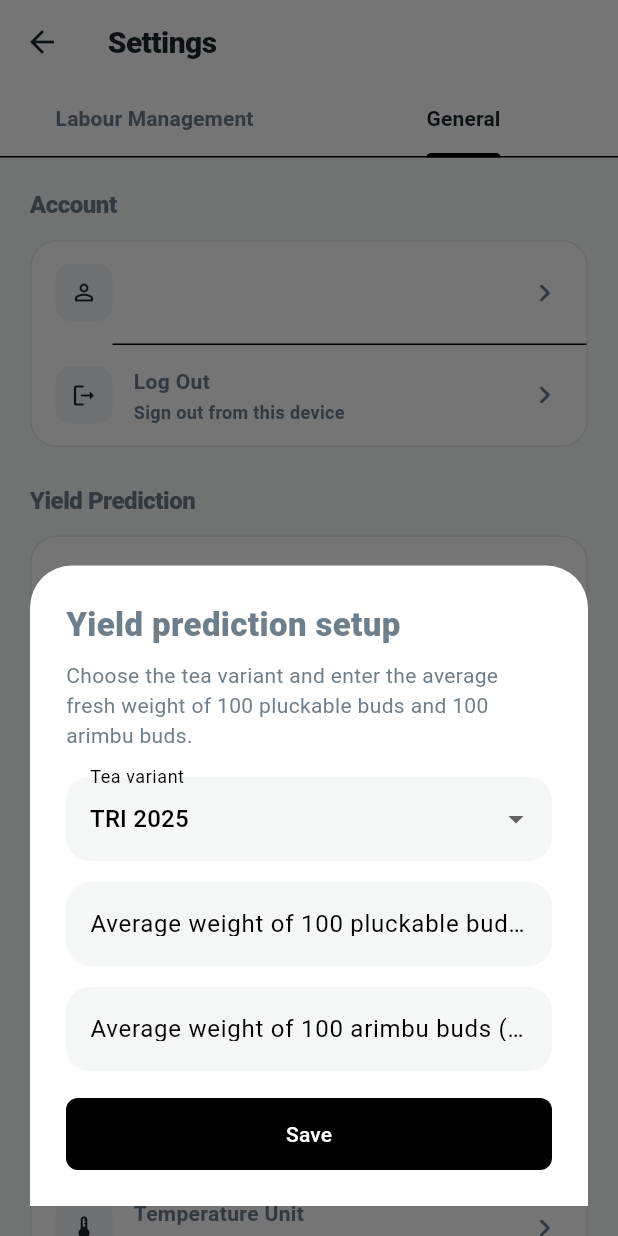
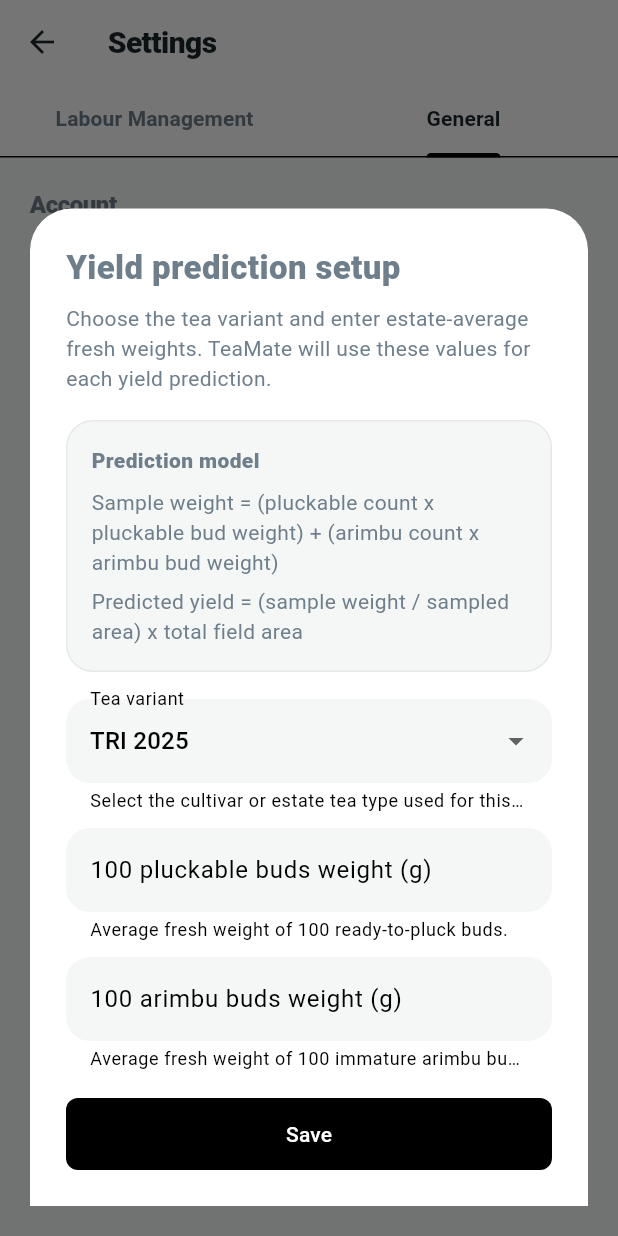
Before and after one commit to AgriVision-TeaMATE/TeaMate, a Flutter app: the SettingsScreen screen opened directly, tab 2 chosen, after a tap on "Tea variant and bud weights", on a phone screen of 412 x 824 dp. Run offline on Flutter 3.47's test engine with Material 3 defaults, Android fonts, the phone set to English and light mode, and no system bars; our stand-ins replace image_picker, permission_handler, shared_preferences; accounts and stored records are empty; network calls fail.

```diff
--- a/lib/screens/login_screen.dart
+++ b/lib/screens/login_screen.dart
@@ -3,8 +3,8 @@ import 'package:flutter/material.dart';
 import '../models/user_role.dart';
 import '../services/auth_service.dart';
 import 'factory_main_screen.dart';
-import 'forgot_password_screen.dart';
-import 'main_screen.dart';
+import 'auth/forgot_password_screen.dart';
+import 'shell/main_screen.dart';
 import 'signup_screen.dart';
 
 class LoginScreen extends StatefulWidget {
--- a/lib/screens/settings/settings_screen.dart
+++ b/lib/screens/settings/settings_screen.dart
@@ -67,7 +67,7 @@ class _SettingsScreenState extends State<SettingsScreen>
           ),
           body: TabBarView(
             controller: _tabController,
-            children: [_LabourManagementTab(), _GeneralSettingsTab()],
+            children: const [_LabourManagementTab(), _GeneralSettingsTab()],
           ),
         );
       },
@@ -76,6 +76,8 @@ class _SettingsScreenState extends State<SettingsScreen>
 }
 
 class _LabourManagementTab extends StatelessWidget {
+  const _LabourManagementTab();
+
   @override
   Widget build(BuildContext context) {
     final manager = FieldManager();
@@ -90,7 +92,6 @@ class _LabourManagementTab extends StatelessWidget {
       child: Column(
         crossAxisAlignment: CrossAxisAlignment.start,
         children: [
-          // Overview Banner
           Container(
             width: double.infinity,
             padding: const EdgeInsets.all(20),
@@ -102,9 +103,7 @@ class _LabourManagementTab extends StatelessWidget {
                 end: Alignment.bottomRight,
               ),
             ),
-            child: Column(
-              children: [
-                Row(
+            child: Row(
               children: [
                 Expanded(
                   child: _OverviewStat(
@@ -113,31 +112,18 @@ class _LabourManagementTab extends StatelessWidget {
                   ),
                 ),
                 Expanded(
-                      child: _OverviewStat(
-                        label: 'Available',
-                        value: '$available',
-                      ),
+                  child: _OverviewStat(label: 'Available', value: '$available'),
                 ),
                 Expanded(
-                      child: _OverviewStat(
-                        label: 'Assigned',
-                        value: '$assigned',
-                      ),
+                  child: _OverviewStat(label: 'Assigned', value: '$assigned'),
                 ),
                 Expanded(
-                      child: _OverviewStat(
-                        label: 'On Leave',
-                        value: '$onLeave',
-                      ),
-                    ),
-                  ],
+                  child: _OverviewStat(label: 'On Leave', value: '$onLeave'),
                 ),
               ],
             ),
           ),
           const SizedBox(height: 20),
-
-          // Add Worker Button
           SizedBox(
             width: double.infinity,
             child: ElevatedButton.icon(
@@ -155,7 +141,6 @@ class _LabourManagementTab extends StatelessWidget {
             ),
           ),
           const SizedBox(height: 24),
-
           ListenableBuilder(
             listenable: settings,
             builder: (context, _) {
@@ -234,10 +219,7 @@ class _LabourManagementTab extends StatelessWidget {
               );
             },
           ),
-
           const SizedBox(height: 24),
-
-          // Worker Roster
           Row(
             children: [
               const Text(
@@ -269,6 +251,7 @@ class _LabourManagementTab extends StatelessWidget {
                 fieldName = field.name;
               } catch (_) {}
             }
+
             return Padding(
               padding: const EdgeInsets.only(bottom: 10),
               child: WorkerAssignmentTile(
@@ -448,8 +431,6 @@ class _LabourManagementTab extends StatelessWidget {
       isScrollControlled: true,
       backgroundColor: Colors.transparent,
       builder: (context) {
-        return StatefulBuilder(
-          builder: (context, setSheetState) {
         return Padding(
           padding: EdgeInsets.only(
             bottom: MediaQuery.of(context).viewInsets.bottom,
@@ -464,41 +445,15 @@ class _LabourManagementTab extends StatelessWidget {
               mainAxisSize: MainAxisSize.min,
               crossAxisAlignment: CrossAxisAlignment.start,
               children: [
-                    Row(
-                      children: [
-                        Container(
-                          width: 48,
-                          height: 48,
-                          decoration: BoxDecoration(
-                            color: AppTheme.primaryButton.withValues(
-                              alpha: 0.08,
-                            ),
-                            borderRadius: BorderRadius.circular(14),
-                          ),
-                          child: Icon(
-                            Icons.person_add_outlined,
-                            color: AppTheme.primaryButton,
-                          ),
-                        ),
-                        const SizedBox(width: 14),
                 const Text(
                   'Add New Worker',
-                          style: TextStyle(
-                            fontSize: 22,
-                            fontWeight: FontWeight.w800,
-                            letterSpacing: -0.5,
-                          ),
-                        ),
-                      ],
+                  style: TextStyle(fontSize: 22, fontWeight: FontWeight.w800),
                 ),
                 const SizedBox(height: 24),
                 TextField(
                   controller: nameController,
-                      autofocus: true,
-                      textCapitalization: TextCapitalization.words,
                   decoration: InputDecoration(
                     labelText: 'Full Name',
-                        hintText: 'e.g. Kamal Perera',
                     filled: true,
                     fillColor: const Color(0xFFF5F7F6),
                     border: OutlineInputBorder(
@@ -514,7 +469,6 @@ class _LabourManagementTab extends StatelessWidget {
                   keyboardType: TextInputType.phone,
                   decoration: InputDecoration(
                     labelText: 'Phone Number',
-                        hintText: '+94 77 123 4567',
                     filled: true,
                     fillColor: const Color(0xFFF5F7F6),
                     border: OutlineInputBorder(
@@ -535,28 +489,12 @@ class _LabourManagementTab extends StatelessWidget {
                       FieldManager().addWorker(name: name, phone: phone);
                       Navigator.pop(context);
                     },
-                        style: ElevatedButton.styleFrom(
-                          backgroundColor: AppTheme.primaryButton,
-                          foregroundColor: Colors.white,
-                          padding: const EdgeInsets.symmetric(vertical: 16),
-                          shape: RoundedRectangleBorder(
-                            borderRadius: BorderRadius.circular(14),
-                          ),
-                        ),
-                        child: const Text(
-                          'Add Worker',
-                          style: TextStyle(
-                            fontWeight: FontWeight.w700,
-                            fontSize: 15,
-                          ),
-                        ),
+                    child: const Text('Add Worker'),
                   ),
                 ),
               ],
             ),
           ),
-            );
-          },
         );
       },
     );
@@ -611,7 +549,6 @@ class _LabourManagementTab extends StatelessWidget {
                       color: AppTheme.textPrimary,
                       fontSize: 22,
                       fontWeight: FontWeight.w800,
-                      letterSpacing: -0.5,
                     ),
                   ),
                   const SizedBox(height: 5),
@@ -650,34 +587,6 @@ class _LabourManagementTab extends StatelessWidget {
                     label: 'Joined',
                     value: _formatDate(worker.createdAt),
                   ),
-                  const SizedBox(height: 14),
-                  if (worker.status == WorkerStatus.assigned &&
-                      fieldName != null)
-                    SizedBox(
-                      width: double.infinity,
-                      child: OutlinedButton.icon(
-                        onPressed: () {
-                          manager.unassignWorker(worker.id);
-                          Navigator.pop(context);
-                        },
-                        icon: const Icon(
-                          Icons.person_remove_outlined,
-                          size: 18,
-                        ),
-                        label: const Text('Unassign from Field'),
-                        style: OutlinedButton.styleFrom(
-                          foregroundColor: const Color(0xFFD95C5C),
-                          side: const BorderSide(
-                            color: Color(0xFFD95C5C),
-                            width: 1.5,
-                          ),
-                          padding: const EdgeInsets.symmetric(vertical: 14),
-                          shape: RoundedRectangleBorder(
-                            borderRadius: BorderRadius.circular(14),
-                          ),
-                        ),
-                      ),
-                    ),
                 ],
               ),
             ),
@@ -691,12 +600,7 @@ class _LabourManagementTab extends StatelessWidget {
     final cleaned = phone.replaceAll(RegExp(r'\s+'), '');
     final uri = Uri(scheme: 'tel', path: cleaned);
     final opened = await launchUrl(uri, mode: LaunchMode.externalApplication);
-    if (opened) {
-      return;
-    }
-    if (!context.mounted) {
-      return;
-    }
+    if (opened || !context.mounted) return;
     ScaffoldMessenger.of(context).showSnackBar(
       const SnackBar(content: Text('Unable to open phone dialer.')),
     );
@@ -758,6 +662,8 @@ class _LabourManagementTab extends StatelessWidget {
 }
 
 class _GeneralSettingsTab extends StatelessWidget {
+  const _GeneralSettingsTab();
+
   static const List<String> _teaVariants = [
     'TRI 2025',
     'TRI 2026',
@@ -834,13 +740,16 @@ class _GeneralSettingsTab extends StatelessWidget {
                 bottom: MediaQuery.of(context).viewInsets.bottom + 20,
               ),
               child: Container(
+                constraints: BoxConstraints(
+                  maxHeight: MediaQuery.of(context).size.height * 0.82,
+                ),
                 padding: const EdgeInsets.all(24),
                 decoration: const BoxDecoration(
                   color: Colors.white,
                   borderRadius: BorderRadius.vertical(top: Radius.circular(28)),
                 ),
+                child: SingleChildScrollView(
                   child: Column(
-                  mainAxisSize: MainAxisSize.min,
                     crossAxisAlignment: CrossAxisAlignment.start,
                     children: [
                       const Text(
@@ -852,10 +761,48 @@ class _GeneralSettingsTab extends StatelessWidget {
                       ),
                       const SizedBox(height: 8),
                       const Text(
-                      'Choose the tea variant and enter the average fresh weight of 100 pluckable buds and 100 arimbu buds.',
+                        'Choose the tea variant and enter estate-average fresh weights. TeaMate will use these values for each yield prediction.',
                         style: TextStyle(
                           color: AppTheme.textSecondary,
                           height: 1.45,
+                        ),
+                      ),
+                      const SizedBox(height: 18),
+                      Container(
+                        width: double.infinity,
+                        padding: const EdgeInsets.all(16),
+                        decoration: BoxDecoration(
+                          color: const Color(0xFFF5F7F6),
+                          borderRadius: BorderRadius.circular(18),
+                          border: Border.all(color: const Color(0xFFE5E7EB)),
+                        ),
+                        child: const Column(
+                          crossAxisAlignment: CrossAxisAlignment.start,
+                          children: [
+                            Text(
+                              'Prediction model',
+                              style: TextStyle(
+                                fontSize: 14,
+                                fontWeight: FontWeight.w800,
+                              ),
+                            ),
+                            SizedBox(height: 8),
+                            Text(
+                              'Sample weight = (pluckable count x pluckable bud weight) + (arimbu count x arimbu bud weight)',
+                              style: TextStyle(
+                                color: AppTheme.textSecondary,
+                                height: 1.45,
+                              ),
+                            ),
+                            SizedBox(height: 6),
+                            Text(
+                              'Predicted yield = (sample weight / sampled area) x total field area',
+                              style: TextStyle(
+                                color: AppTheme.textSecondary,
+                                height: 1.45,
+                              ),
+                            ),
+                          ],
                         ),
                       ),
                       const SizedBox(height: 18),
@@ -863,6 +810,8 @@ class _GeneralSettingsTab extends StatelessWidget {
                         initialValue: selectedVariant,
                         decoration: InputDecoration(
                           labelText: 'Tea variant',
+                          helperText:
+                              'Select the cultivar or estate tea type used for this estate.',
                           filled: true,
                           fillColor: const Color(0xFFF5F7F6),
                           border: OutlineInputBorder(
@@ -879,22 +828,22 @@ class _GeneralSettingsTab extends StatelessWidget {
                             )
                             .toList(),
                         onChanged: (value) {
-                        if (value == null) {
-                          return;
-                        }
+                          if (value == null) return;
                           setSheetState(() {
                             selectedVariant = value;
                           });
                         },
                       ),
-                    const SizedBox(height: 14),
+                      const SizedBox(height: 10),
                       TextField(
                         controller: pluckableController,
                         keyboardType: const TextInputType.numberWithOptions(
                           decimal: true,
                         ),
                         decoration: InputDecoration(
-                        labelText: 'Average weight of 100 pluckable buds (g)',
+                          labelText: '100 pluckable buds weight (g)',
+                          helperText:
+                              'Average fresh weight of 100 ready-to-pluck buds.',
                           filled: true,
                           fillColor: const Color(0xFFF5F7F6),
                           border: OutlineInputBorder(
@@ -903,14 +852,16 @@ class _GeneralSettingsTab extends StatelessWidget {
                           ),
                         ),
                       ),
-                    const SizedBox(height: 14),
+                      const SizedBox(height: 10),
                       TextField(
                         controller: arimbuController,
                         keyboardType: const TextInputType.numberWithOptions(
                           decimal: true,
                         ),
                         decoration: InputDecoration(
-                        labelText: 'Average weight of 100 arimbu buds (g)',
+                          labelText: '100 arimbu buds weight (g)',
+                          helperText:
+                              'Average fresh weight of 100 immature arimbu buds.',
                           filled: true,
                           fillColor: const Color(0xFFF5F7F6),
                           border: OutlineInputBorder(
@@ -949,14 +900,13 @@ class _GeneralSettingsTab extends StatelessWidget {
                                   setSheetState(() {
                                     isSaving = true;
                                   });
-                                final saved = await settings.saveYieldSettings(
+                                  final saved = await settings
+                                      .saveYieldSettings(
                                         teaVariant: selectedVariant,
                                         pluckable100BudWeightG: pluckableWeight,
                                         arimbu100BudWeightG: arimbuWeight,
                                       );
-                                if (!context.mounted) {
-                                  return;
-                                }
+                                  if (!context.mounted) return;
                                   setSheetState(() {
                                     isSaving = false;
                                   });
@@ -976,6 +926,7 @@ class _GeneralSettingsTab extends StatelessWidget {
                         ),
                       ),
                     ],
+                  ),
                 ),
               ),
             );
@@ -1027,11 +978,18 @@ class _GeneralSettingsTab extends StatelessWidget {
               ListenableBuilder(
                 listenable: settings,
                 builder: (context, _) {
-                  final subtitle = settings.yieldSettingsLoading
-                      ? 'Loading saved tea variant and bud weights...'
-                      : settings.hasConfiguredYieldSettings
-                      ? '${settings.teaVariant} • 100 pluckable buds: ${settings.pluckable100BudWeightG!.toStringAsFixed(1)} g • 100 arimbu: ${settings.arimbu100BudWeightG!.toStringAsFixed(1)} g'
-                      : 'Save tea variant and 100-bud weights before predicting yield.';
+                  String subtitle;
+                  if (settings.yieldSettingsLoading) {
+                    subtitle = 'Loading saved tea variant and bud weights...';
+                  } else if (settings.hasConfiguredYieldSettings) {
+                    subtitle =
+                        'Variant: ${settings.teaVariant}\n'
+                        '100 pluckable buds: ${settings.pluckable100BudWeightG!.toStringAsFixed(1)} g\n'
+                        '100 arimbu buds: ${settings.arimbu100BudWeightG!.toStringAsFixed(1)} g';
+                  } else {
+                    subtitle =
+                        'Save tea variant and 100-bud weights before predicting yield.';
+                  }
 
                   return _SettingsTile(
                     icon: Icons.science_outlined,
@@ -1044,65 +1002,6 @@ class _GeneralSettingsTab extends StatelessWidget {
                     ),
                   );
                 },
-              ),
-            ],
-          ),
-          const SizedBox(height: 24),
-          _SettingsSection(
-            title: 'Notifications',
-            children: [
-              _SettingsTile(
-                icon: Icons.notifications_outlined,
-                title: 'Push Notifications',
-                subtitle: 'Weather warnings, labour alerts',
-                trailing: Switch(
-                  value: true,
-                  onChanged: (_) {},
-                  activeThumbColor: AppTheme.primaryButton,
-                ),
-              ),
-              _SettingsTile(
-                icon: Icons.sms_outlined,
-                title: 'SMS Alerts',
-                subtitle: 'Send SMS reminders to workers',
-                trailing: Switch(
-                  value: true,
-                  onChanged: (_) {},
-                  activeThumbColor: AppTheme.primaryButton,
-                ),
-              ),
-            ],
-          ),
-          const SizedBox(height: 24),
-          _SettingsSection(
-            title: 'Preferences',
-            children: [
-              _SettingsTile(
-                icon: Icons.landscape_outlined,
-                title: 'Default Region',
-                subtitle: 'Hatton Division',
-                trailing: const Icon(
-                  Icons.chevron_right_rounded,
-                  color: AppTheme.textSecondary,
-                ),
-              ),
-              _SettingsTile(
-                icon: Icons.thermostat_outlined,
-                title: 'Temperature Unit',
-                subtitle: 'Celsius (°C)',
-                trailing: const Icon(
-                  Icons.chevron_right_rounded,
-                  color: AppTheme.textSecondary,
-                ),
-              ),
-              _SettingsTile(
-                icon: Icons.schedule_outlined,
-                title: 'Default Shift Time',
-                subtitle: '06:00 AM',
-                trailing: const Icon(
-                  Icons.chevron_right_rounded,
-                  color: AppTheme.textSecondary,
-                ),
               ),
             ],
           ),
@@ -1212,7 +1111,6 @@ class _DetailRow extends StatelessWidget {
               Expanded(
                 child: Column(
                   crossAxisAlignment: CrossAxisAlignment.start,
-                  mainAxisAlignment: MainAxisAlignment.center,
                   children: [
                     Text(
                       label,
@@ -1230,7 +1128,6 @@ class _DetailRow extends StatelessWidget {
                         fontWeight: FontWeight.w800,
                         fontSize: 14,
                       ),
-                      overflow: TextOverflow.ellipsis,
                     ),
                   ],
                 ),
@@ -1318,6 +1215,7 @@ class _SettingsTile extends StatelessWidget {
       child: Padding(
         padding: const EdgeInsets.symmetric(horizontal: 16, vertical: 14),
         child: Row(
+          crossAxisAlignment: CrossAxisAlignment.start,
           children: [
             Container(
               width: 38,
@@ -1347,12 +1245,13 @@ class _SettingsTile extends StatelessWidget {
                       color: AppTheme.textSecondary,
                       fontSize: 12,
                       fontWeight: FontWeight.w600,
+                      height: 1.4,
                     ),
                   ),
                 ],
               ),
             ),
-            if (trailing != null) trailing!,
+            if (trailing != null) ...[const SizedBox(width: 12), trailing!],
           ],
         ),
       ),
--- a/lib/screens/signup_screen.dart
+++ b/lib/screens/signup_screen.dart
@@ -4,7 +4,7 @@ import '../models/user_role.dart';
 import '../services/auth_service.dart';
 import 'factory_main_screen.dart';
 import 'login_screen.dart';
-import 'main_screen.dart';
+import 'shell/main_screen.dart';
 
 class SignupScreen extends StatefulWidget {
   const SignupScreen({super.key, this.role = UserRole.estateManager});
```
Lines whose indentation alone changed are shown as unchanged.
